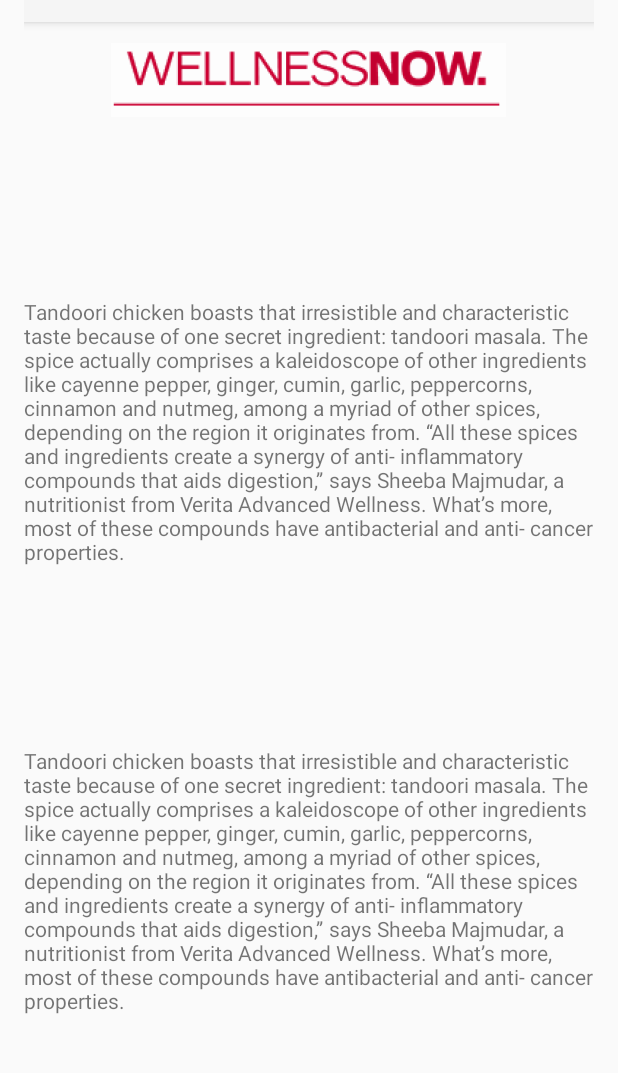
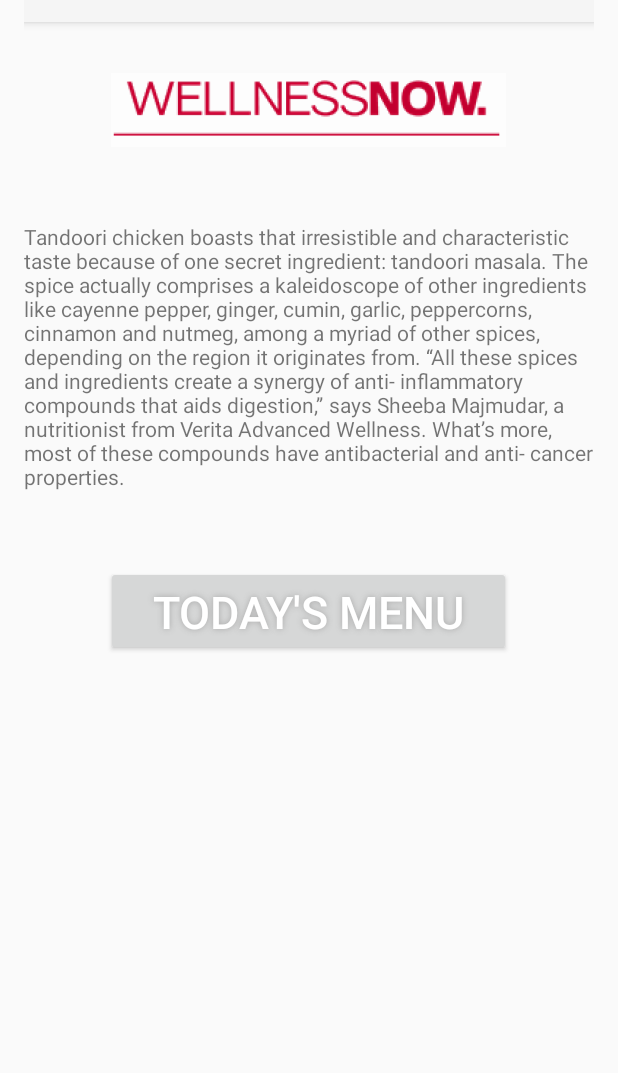
Before and after one commit to TimeMenus/TimeMenusAndroid, an Android app: the screen it shows after launch (DashboardActivity), on a phone screen of 412 x 824 dp, the part 86-1159 px from its top. Run offline under Robolectric (Android 15) with nearby library versions, the phone set to English and light mode, and no system bars; our stand-ins replace Firebase (no records; nobody signed in at launch, a user with empty details on screens opened directly).

Commit message:
adding today's menu button

```diff
--- a/app/src/main/java/com/express/apps/expresscafe/DashboardActivity.java
+++ b/app/src/main/java/com/express/apps/expresscafe/DashboardActivity.java
@@ -19,9 +19,6 @@ public class DashboardActivity extends AppCompatActivity {
 
     Button button;
     AuthService authService;
-    static final String[] FRUITS = new String[] { "Apple", "Avocado", "Banana",
-            "Blueberry", "Coconut", "Durian", "Guava", "Kiwifruit",
-            "Jackfruit", "Mango", "Olive", "Pear", "Sugar-apple" };
 
 
 
--- a/app/src/main/res/layout/activity_main.xml
+++ b/app/src/main/res/layout/activity_main.xml
@@ -37,7 +37,7 @@
                 android:layout_width="wrap_content"
                 android:layout_height="wrap_content"
                 android:id="@+id/imageView"
-                android:layout_marginTop="70dp"
+                android:layout_marginTop="90dp"
                 android:contentDescription="@string/wellnessnow"
                 android:textAlignment="center"
                 android:layout_gravity="center_horizontal" />
@@ -48,16 +48,9 @@
                 android:layout_height="wrap_content"
                 android:text="@string/wellness_now_desc"
                 android:id="@+id/wellness_description"
-                android:layout_marginTop="120dp"
+                android:layout_marginTop="50dp"
                 android:layout_alignParentStart="true" />
 
-            <TextView
-                android:layout_width="wrap_content"
-                android:layout_height="wrap_content"
-                android:text="@string/wellness_now_desc"
-                android:id="@+id/wellness_description2"
-                android:layout_marginTop="120dp"
-                android:layout_alignParentStart="true" />
 
 
 
@@ -65,7 +58,23 @@
 
     </ScrollView>
 
+    <Button
 
+        android:text="Today&apos;s Menu"
+        android:id="@+id/button"
+        android:layout_below="@+id/scrollView"
+        android:textColor="#FFFFFF"
+        android:textSize="30sp"
+        android:layout_width="270dp"
+        android:layout_height="60dp"
+        android:shadowColor="#A8A8A8"
+        android:shadowDx="0"
+        android:shadowDy="0"
+        android:shadowRadius="5"
+        android:layout_centerHorizontal="true"
+        android:layout_marginTop="50dp"
+
+        />
 
 
 </RelativeLayout>
```
